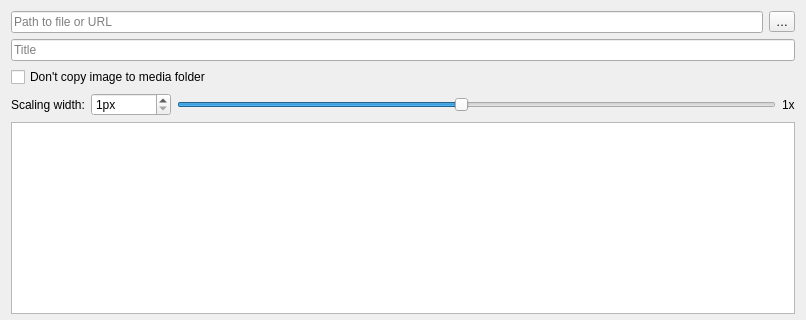
First picture: the form in src/dialogs/imagedialog.ui, repository tberthelot-repositories/PKbSuite, before the edit; both pictures show x 0 to 806 and y 0 to 320 of the 806 by 524 pixel window.
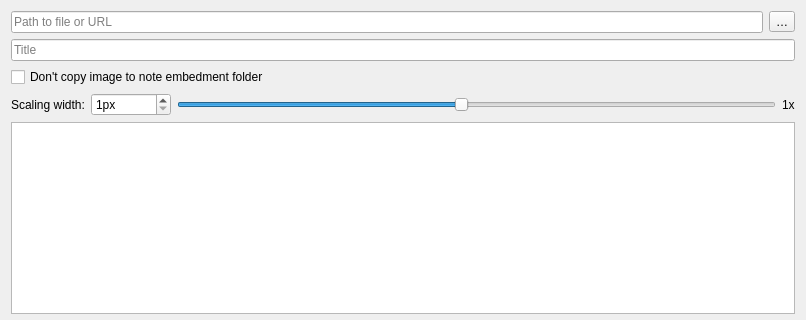
Second picture: the form after the edit. Icons and pictures are not drawn. Custom widgets are drawn as their Qt base class.

Commit message: 200502 - Ongoing work to process embedments within note folder

Patch:
```diff
--- a/src/dialogs/imagedialog.ui
+++ b/src/dialogs/imagedialog.ui
@@ -30,7 +30,7 @@
       <string>The path or url will be inserted directly, paths to files will be made relative to the current note</string>
      </property>
      <property name="text">
-      <string>Don't copy image to media folder</string>
+      <string>Don't copy image to note embedment folder</string>
      </property>
     </widget>
    </item>
```
The commit also changes 9 other files.
